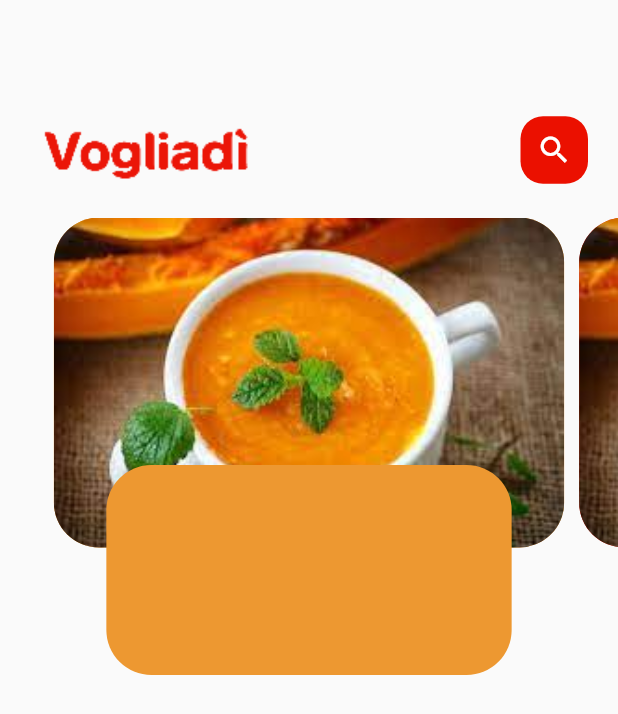
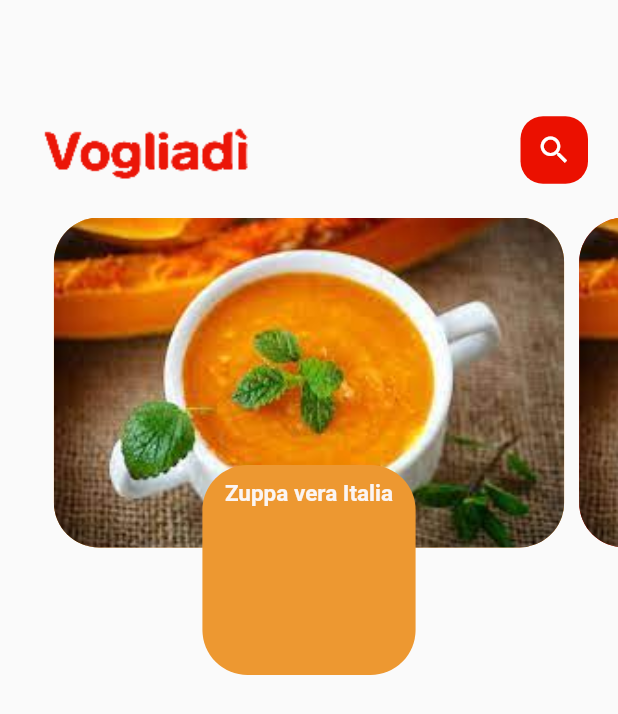
Before and after one commit to auri9945/vogliadifood, a Flutter app: the screen it shows after launch, on a phone screen of 412 x 824 dp. Shown: the top 714 px of the screen. Run offline on Flutter 3.47's test engine with Material 2 defaults, Android fonts, the phone set to English and light mode, and no system bars.

Commit message:
Versione con Roboto

```diff
--- a/lib/home/food_scroll.dart
+++ b/lib/home/food_scroll.dart
@@ -1,6 +1,7 @@
 import 'package:flutter/cupertino.dart';
 import 'package:flutter/material.dart';
 import 'package:vogliadifood/utils/colors.dart';
+import 'package:vogliadifood/widgets/big_text.dart';
 
 class FoodScroll extends StatefulWidget {
   const FoodScroll({Key? key}) : super(key: key);
@@ -17,7 +18,7 @@ class _FoodScrollState extends State<FoodScroll> {
     height: 320,
       child: PageView.builder(
         controller: pageController,
-        itemCount: 5,
+        itemCount: 3,//per pagine di scroll
         itemBuilder: (context, position){
           return _buildPageItem(position);
 
@@ -48,7 +49,18 @@ class _FoodScrollState extends State<FoodScroll> {
                   borderRadius: BorderRadius.circular(30),
                   color: AppColors.Orange,
 
-    )),),
+    ),
+           child: Container(
+             padding: EdgeInsets.only(top:10, left:15, right: 15),
+             child: Column(
+               children: [
+                 BigText(text: "Zuppa vera Italia"),
+
+               ],
+             ),)
+           ),
+
+         ),
 
         ]
     );
--- /dev/null
+++ b/lib/widgets/big_text.dart
@@ -0,0 +1,35 @@
+import 'package:flutter/cupertino.dart';
+
+
+class BigText extends StatelessWidget {
+  final Color? color;
+  final String text;
+  double size;
+  TextOverflow overFlow;
+  BigText({Key? key, this.color = const Color(0xFFFBF5F3),
+    required this.text,
+ this.size=20,
+  this.overFlow=TextOverflow.ellipsis
+  }) : super(key: key);
+
+  @override
+  Widget build(BuildContext context) {
+
+return Text(
+  text,
+  overflow: overFlow,
+  style: TextStyle(
+    fontFamily: 'Roboto',
+    color: color,
+    fontSize: 15,
+    fontWeight: FontWeight.bold,
+
+
+  ),
+);
+
+
+
+
+  }
+}
--- a/pubspec.yaml
+++ b/pubspec.yaml
@@ -27,14 +27,16 @@ environment:
 # dependencies can be manually updated by changing the version numbers below to
 # the latest version available on pub.dev. To see which dependencies have newer
 # versions available, run `flutter pub outdated`.
+
+
 dependencies:
   flutter:
     sdk: flutter
 
-
   # The following adds the Cupertino Icons font to your application.
   # Use with the CupertinoIcons class for iOS style icons.
   cupertino_icons: ^1.0.2
+
 
 dev_dependencies:
   flutter_test:
@@ -63,6 +65,8 @@ flutter:
       - assets/image/
   #   - images/a_dot_ham.jpeg
 
+
+
   # An image asset can refer to one or more resolution-specific "variants", see
   # https://flutter.dev/assets-and-images/#resolution-aware
 
```
Also changed, not shown: lib/widgets/small_text.dart (added, +28 -0 lines).
